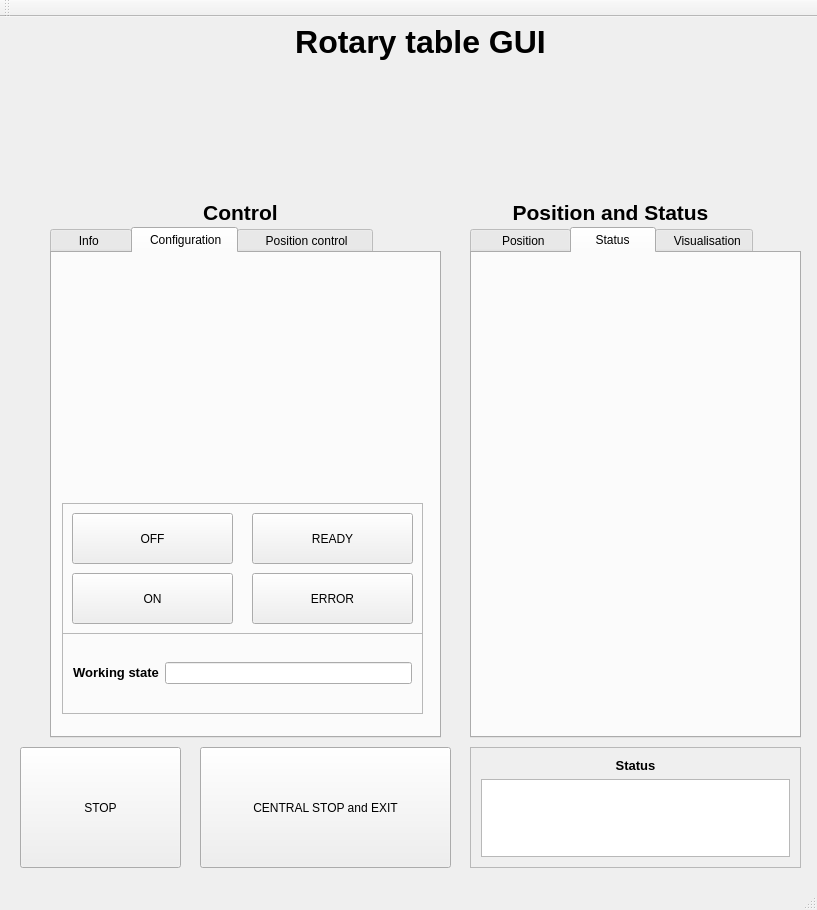
Before: the Qt Designer form ROTARY_TABLE_GUI_1/ROTARY_TABLE_GUI/mainwindow.ui in dluhosko/ROS_src, drawn with Qt 5.
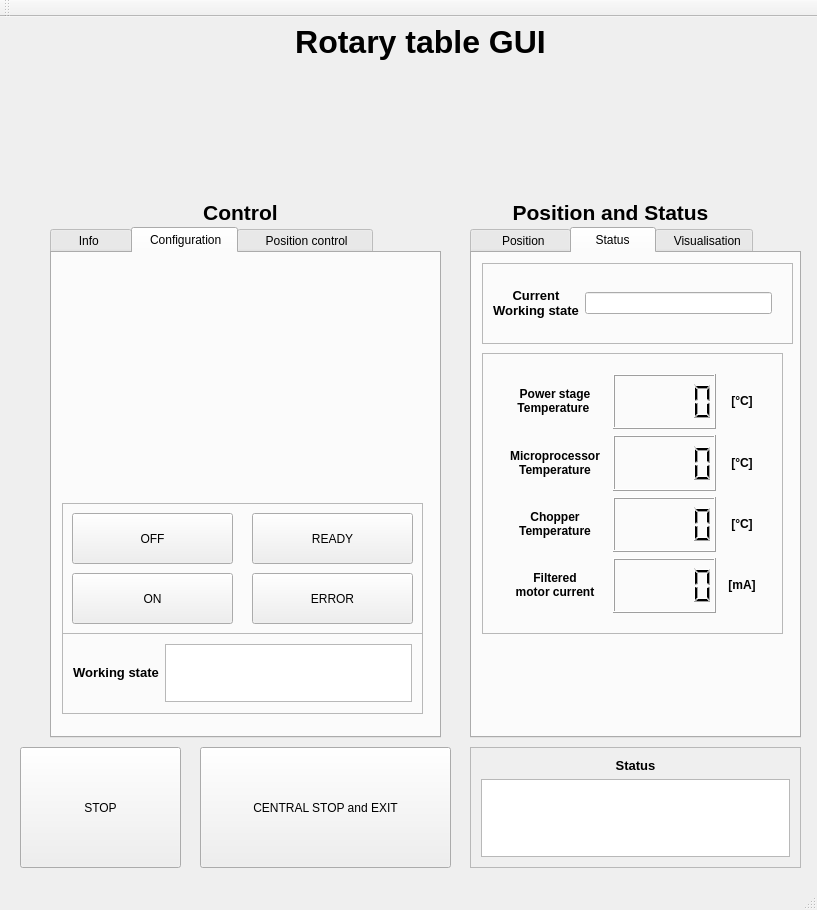
After: the same form once the commit is applied. The open tabs and pages were chosen to show the change. Icons and pictures are not drawn.

Commit message:
Done: subscriber to Status and Error from CAN, modified SENSODRIVE logo, adjust rotary table disk
TO DO: test the incomming signals from RT and then modify STATUS and ERROR decoding in GUI, change line edit to text edit and -> then write current status to text edit, find out how to set direction of rotation`

What changed in the file:
```diff
--- a/ROTARY_TABLE_GUI_1/ROTARY_TABLE_GUI/mainwindow.ui
+++ b/ROTARY_TABLE_GUI_1/ROTARY_TABLE_GUI/mainwindow.ui
@@ -245,7 +245,7 @@
          </widget>
         </item>
         <item>
-         <widget class="QLineEdit" name="config_workingState_LE"/>
+         <widget class="QTextEdit" name="config_workingState_TE"/>
         </item>
        </layout>
       </widget>
@@ -801,6 +801,146 @@
      <attribute name="title">
       <string>    Status    </string>
      </attribute>
+     <widget class="QFrame" name="frame_7">
+      <property name="geometry">
+       <rect>
+        <x>10</x>
+        <y>100</y>
+        <width>301</width>
+        <height>281</height>
+       </rect>
+      </property>
+      <property name="frameShape">
+       <enum>QFrame::StyledPanel</enum>
+      </property>
+      <property name="frameShadow">
+       <enum>QFrame::Raised</enum>
+      </property>
+      <widget class="QWidget" name="gridLayoutWidget">
+       <property name="geometry">
+        <rect>
+         <x>10</x>
+         <y>10</y>
+         <width>281</width>
+         <height>261</height>
+        </rect>
+       </property>
+       <layout class="QGridLayout" name="gridLayout">
+        <item row="0" column="0">
+         <widget class="QLabel" name="label_31">
+          <property name="text">
+           <string>&lt;html&gt;&lt;head/&gt;&lt;body&gt;&lt;p align=&quot;center&quot;&gt;&lt;span style=&quot; font-weight:600;&quot;&gt;Power stage&lt;br/&gt;Temperature &lt;/span&gt;&lt;/p&gt;&lt;/body&gt;&lt;/html&gt;</string>
+          </property>
+         </widget>
+        </item>
+        <item row="2" column="0">
+         <widget class="QLabel" name="label_33">
+          <property name="text">
+           <string>&lt;html&gt;&lt;head/&gt;&lt;body&gt;&lt;p align=&quot;center&quot;&gt;&lt;span style=&quot; font-weight:600;&quot;&gt;Chopper&lt;br/&gt;Temperature&lt;/span&gt;&lt;/p&gt;&lt;/body&gt;&lt;/html&gt;</string>
+          </property>
+         </widget>
+        </item>
+        <item row="2" column="1">
+         <widget class="QLCDNumber" name="status_ChopperTemp_LCD"/>
+        </item>
+        <item row="0" column="1">
+         <widget class="QLCDNumber" name="status_powerStageTemp_LCD"/>
+        </item>
+        <item row="3" column="0">
+         <widget class="QLabel" name="label_34">
+          <property name="text">
+           <string>&lt;html&gt;&lt;head/&gt;&lt;body&gt;&lt;p align=&quot;center&quot;&gt;&lt;span style=&quot; font-weight:600;&quot;&gt;Filtered&lt;br/&gt;motor current&lt;/span&gt;&lt;/p&gt;&lt;/body&gt;&lt;/html&gt;</string>
+          </property>
+         </widget>
+        </item>
+        <item row="1" column="1">
+         <widget class="QLCDNumber" name="status_MicroprocesorTemp_LCD"/>
+        </item>
+        <item row="1" column="0">
+         <widget class="QLabel" name="label_32">
+          <property name="text">
+           <string>&lt;html&gt;&lt;head/&gt;&lt;body&gt;&lt;p align=&quot;center&quot;&gt;&lt;span style=&quot; font-weight:600;&quot;&gt;Microprocessor&lt;br/&gt;Temperature&lt;/span&gt;&lt;/p&gt;&lt;/body&gt;&lt;/html&gt;</string>
+          </property>
+         </widget>
+        </item>
+        <item row="3" column="1">
+         <widget class="QLCDNumber" name="filteredMotorCurrent_LCD"/>
+        </item>
+        <item row="0" column="2">
+         <widget class="QLabel" name="label_35">
+          <property name="maximumSize">
+           <size>
+            <width>40</width>
+            <height>16777215</height>
+           </size>
+          </property>
+          <property name="text">
+           <string>&lt;html&gt;&lt;head/&gt;&lt;body&gt;&lt;p align=&quot;center&quot;&gt;&lt;span style=&quot; font-weight:600;&quot;&gt;[°C]&lt;/span&gt;&lt;/p&gt;&lt;/body&gt;&lt;/html&gt;</string>
+          </property>
+         </widget>
+        </item>
+        <item row="1" column="2">
+         <widget class="QLabel" name="label_39">
+          <property name="text">
+           <string>&lt;html&gt;&lt;head/&gt;&lt;body&gt;&lt;p align=&quot;center&quot;&gt;&lt;span style=&quot; font-weight:600;&quot;&gt;[°C]&lt;/span&gt;&lt;/p&gt;&lt;/body&gt;&lt;/html&gt;</string>
+          </property>
+         </widget>
+        </item>
+        <item row="2" column="2">
+         <widget class="QLabel" name="label_36">
+          <property name="text">
+           <string>&lt;html&gt;&lt;head/&gt;&lt;body&gt;&lt;p align=&quot;center&quot;&gt;&lt;span style=&quot; font-weight:600;&quot;&gt;[°C]&lt;/span&gt;&lt;/p&gt;&lt;/body&gt;&lt;/html&gt;</string>
+          </property>
+         </widget>
+        </item>
+        <item row="3" column="2">
+         <widget class="QLabel" name="label_37">
+          <property name="text">
+           <string>&lt;html&gt;&lt;head/&gt;&lt;body&gt;&lt;p align=&quot;center&quot;&gt;&lt;span style=&quot; font-weight:600;&quot;&gt;[mA]&lt;/span&gt;&lt;/p&gt;&lt;/body&gt;&lt;/html&gt;</string>
+          </property>
+         </widget>
+        </item>
+       </layout>
+      </widget>
+     </widget>
+     <widget class="QFrame" name="frame_10">
+      <property name="geometry">
+       <rect>
+        <x>10</x>
+        <y>10</y>
+        <width>311</width>
+        <height>81</height>
+       </rect>
+      </property>
+      <property name="frameShape">
+       <enum>QFrame::StyledPanel</enum>
+      </property>
+      <property name="frameShadow">
+       <enum>QFrame::Raised</enum>
+      </property>
+      <widget class="QWidget" name="horizontalLayoutWidget_19">
+       <property name="geometry">
+        <rect>
+         <x>0</x>
+         <y>0</y>
+         <width>301</width>
+         <height>80</height>
+        </rect>
+       </property>
+       <layout class="QHBoxLayout" name="horizontalLayout_19">
+        <item>
+         <widget class="QLabel" name="label_30">
+          <property name="text">
+           <string>&lt;html&gt;&lt;head/&gt;&lt;body&gt;&lt;p align=&quot;center&quot;&gt;&lt;span style=&quot; font-size:10pt; font-weight:600;&quot;&gt;Current&lt;br/&gt;Working state&lt;/span&gt;&lt;/p&gt;&lt;/body&gt;&lt;/html&gt;</string>
+          </property>
+         </widget>
+        </item>
+        <item>
+         <widget class="QLineEdit" name="config_workingState_LE"/>
+        </item>
+       </layout>
+      </widget>
+     </widget>
     </widget>
     <widget class="QWidget" name="tab">
      <attribute name="title">
```
Left out of the diff: 16 changed lines with no effect on the pictures. The commit also changes 84 other files.
